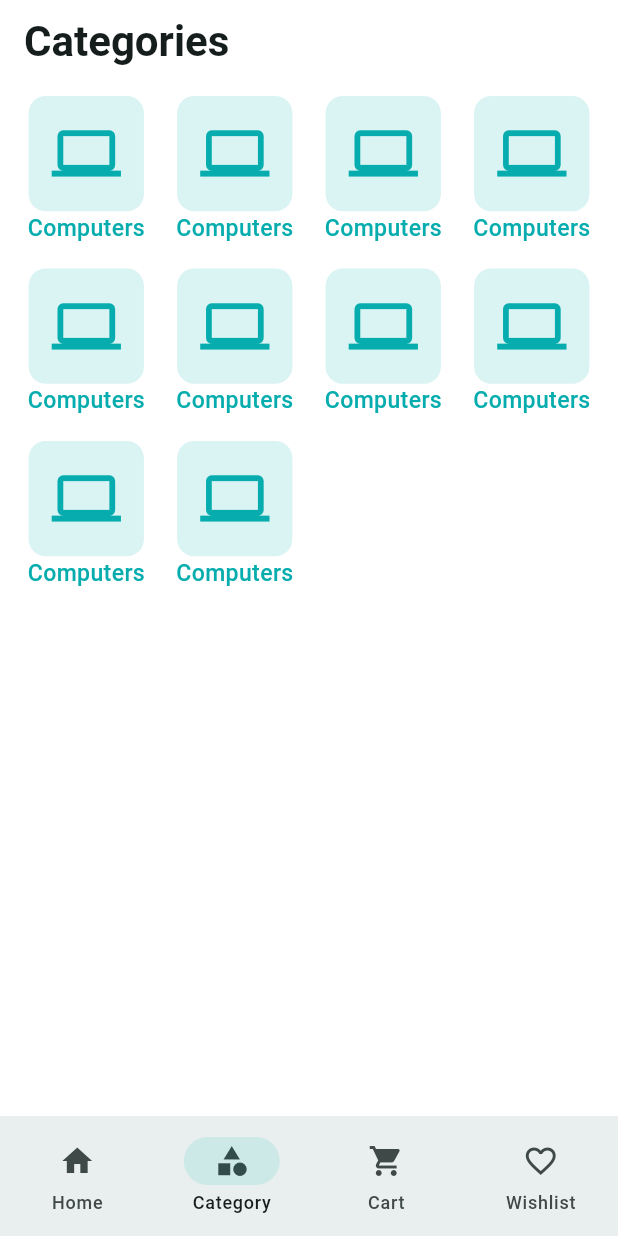
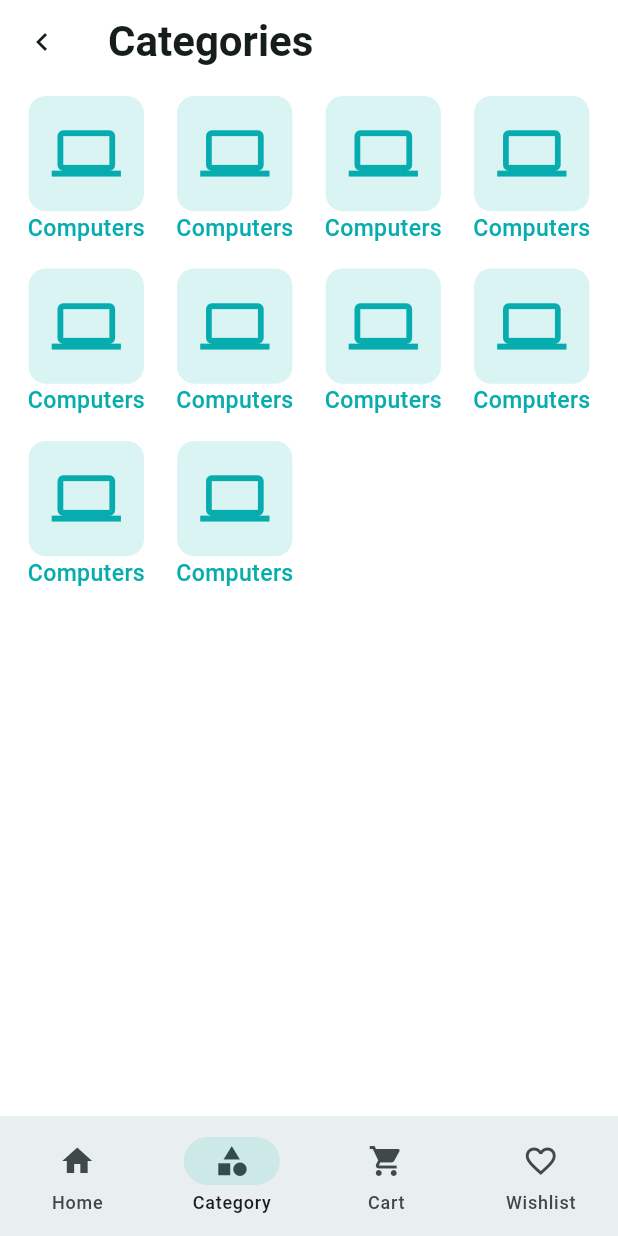
Before and after one commit to MuazRahman/ecommerce-app, a Flutter app: the screen it shows after launch, item 2 of the bottom bar chosen, on a phone screen of 412 x 824 dp. Run offline on Flutter 3.47's test engine with Material 3 defaults, Android fonts, the phone set to English and light mode, and no system bars; our stand-ins replace carousel_slider, firebase_core, firebase_crashlytics, flutter_svg, get, pin_code_fields; accounts and stored records are empty; generated files the repository leaves out were written again.

Commit message:
productList, productDetails, wishList added

```diff
--- a/lib/app/app.dart
+++ b/lib/app/app.dart
@@ -1,7 +1,9 @@
+import 'package:ecommerce_app/app/controller_binder.dart';
 import 'package:flutter_gen/gen_l10n/app_localizations.dart';
 import 'package:flutter_localizations/flutter_localizations.dart';
 import 'package:ecommerce_app/app/app_color.dart';
 import 'package:flutter/material.dart';
+import 'package:get/get.dart';
 import 'app_routes.dart';
 
 class CraftyBay extends StatefulWidget {
@@ -14,7 +16,7 @@ class CraftyBay extends StatefulWidget {
 class _CraftyBayState extends State<CraftyBay> {
   @override
   Widget build(BuildContext context) {
-    return MaterialApp(
+    return GetMaterialApp(
       debugShowCheckedModeBanner: false,
       initialRoute: '/',
       onGenerateRoute: AppRoutes.onGenerateRoute,
@@ -68,6 +70,7 @@ class _CraftyBayState extends State<CraftyBay> {
         Locale('en'),
         Locale('bn'),
       ],
+      initialBinding: ControllerBinder(),
     );
   }
 }
--- a/lib/app/app_routes.dart
+++ b/lib/app/app_routes.dart
@@ -3,12 +3,14 @@ import 'package:ecommerce_app/features/auth/ui/screens/sign_up_screen.dart';
 import 'package:ecommerce_app/features/auth/ui/screens/splash_screen.dart';
 import 'package:ecommerce_app/features/auth/ui/screens/verify_otp_screen.dart';
 import 'package:ecommerce_app/features/common/ui/screens/main_bottom_nav_bar_screen.dart';
+import 'package:ecommerce_app/features/products/ui/screens/product_details_screen.dart';
+import 'package:ecommerce_app/features/products/ui/screens/product_list_screen.dart';
 import 'package:flutter/material.dart';
 
 class AppRoutes {
   static Route<dynamic> onGenerateRoute(RouteSettings settings) {
     late Widget route;
-    if(settings.name == SplashScreen.name) {
+    if (settings.name == SplashScreen.name) {
       route = const SplashScreen();
     }
     else if (settings.name == SignInScreen.name) {
@@ -23,8 +25,17 @@ class AppRoutes {
     else if (settings.name == MainBottomNavBarScreen.name) {
       route = const MainBottomNavBarScreen();
     }
-    return MaterialPageRoute(builder: (context){
-      return route;
-    });
+    else if (settings.name == ProductListScreen.name) {
+      final String category = settings.arguments as String;
+      route = ProductListScreen(category: category);
+    }
+    else if (settings.name == ProductDetailsScreen.name) {
+      route = const ProductDetailsScreen();
+    }
+    return MaterialPageRoute(
+      builder: (context) {
+        return route;
+      },
+    );
   }
 }
--- /dev/null
+++ b/lib/app/controller_binder.dart
@@ -0,0 +1,9 @@
+import 'package:ecommerce_app/features/common/controller/main_bottom_nav_bar_controller.dart';
+import 'package:get/get.dart';
+
+class ControllerBinder extends Bindings {
+  @override
+  void dependencies() {
+    Get.put(MainBottomNavBarController());
+  }
+}
--- a/lib/features/catagories/ui/screens/category_list_screen.dart
+++ b/lib/features/catagories/ui/screens/category_list_screen.dart
@@ -1,5 +1,7 @@
+import 'package:ecommerce_app/features/common/controller/main_bottom_nav_bar_controller.dart';
 import 'package:ecommerce_app/features/common/ui/widgets/category_item.dart';
 import 'package:flutter/material.dart';
+import 'package:get/get.dart';
 
 class CategoryListScreen extends StatefulWidget {
   const CategoryListScreen({super.key});
@@ -13,8 +15,22 @@ class CategoryListScreen extends StatefulWidget {
 class _CategoryListScreenState extends State<CategoryListScreen> {
   @override
   Widget build(BuildContext context) {
-    return Scaffold(
-      appBar: AppBar(title: Text('Categories')),
+    return PopScope(
+      canPop: false,
+      onPopInvokedWithResult: (_, __) {
+        Get.find<MainBottomNavBarController>().backToHome();
+      },
+      child: Scaffold(
+        appBar: AppBar(
+          leading: IconButton(
+            onPressed: () {
+              Get.find<MainBottomNavBarController>().backToHome();
+            },
+            icon: Icon(Icons.keyboard_arrow_left),
+          ),
+
+          title: Text('Categories'),
+        ),
         body: Padding(
           padding: const EdgeInsets.all(8.0),
           child: GridView.builder(
@@ -24,8 +40,9 @@ class _CategoryListScreenState extends State<CategoryListScreen> {
               mainAxisSpacing: 16,
             ),
             itemBuilder: (context, index) {
-            return const FittedBox(child: CategoryItem(),);
+              return const FittedBox(child: CategoryItem());
             },
+          ),
         ),
       ),
     );
--- a/lib/features/common/controller/main_bottom_nav_bar_controller.dart
+++ b/lib/features/common/controller/main_bottom_nav_bar_controller.dart
@@ -0,0 +1,20 @@
+import 'package:get/get.dart';
+
+class MainBottomNavBarController extends GetxController {
+  int _selectedIndex = 0;
+
+  int get selectedIndex => _selectedIndex;
+
+  void changeIndex(int index) {
+    _selectedIndex = index;
+    update();
+  }
+
+  void moveToCategory() {
+    changeIndex(1);
+  }
+
+  void backToHome() {
+    changeIndex(0);
+  }
+}
--- a/lib/features/common/ui/screens/main_bottom_nav_bar_screen.dart
+++ b/lib/features/common/ui/screens/main_bottom_nav_bar_screen.dart
@@ -1,6 +1,9 @@
 import 'package:ecommerce_app/features/catagories/ui/screens/category_list_screen.dart';
+import 'package:ecommerce_app/features/common/controller/main_bottom_nav_bar_controller.dart';
 import 'package:ecommerce_app/features/home/ui/screens/home_screen.dart';
+import 'package:ecommerce_app/features/wishlist/ui/screens/wish_list_screen.dart';
 import 'package:flutter/material.dart';
+import 'package:get/get.dart';
 
 class MainBottomNavBarScreen extends StatefulWidget {
   const MainBottomNavBarScreen({super.key});
@@ -12,29 +15,43 @@ class MainBottomNavBarScreen extends StatefulWidget {
 }
 
 class _MainBottomNavBarScreenState extends State<MainBottomNavBarScreen> {
-  int _selectedIndex = 0;
   final List<Widget> _screens = [
     HomeScreen(),
     CategoryListScreen(),
     HomeScreen(),
-    HomeScreen(),
+    WishListScreen(),
   ];
+
   @override
   Widget build(BuildContext context) {
     return Scaffold(
-      body: _screens[_selectedIndex],
-      bottomNavigationBar: NavigationBar(
-        selectedIndex: _selectedIndex,
-        onDestinationSelected: (int index) {
-          _selectedIndex = index;
-          setState(() {});
+      body: GetBuilder<MainBottomNavBarController>(
+        builder: (controller) {
+          return _screens[controller.selectedIndex];
         },
-        destinations: [
-          NavigationDestination(icon: Icon(Icons.home), label: 'Home'),
-          NavigationDestination(icon: Icon(Icons.category), label: 'Category'),
-          NavigationDestination(icon: Icon(Icons.shopping_cart), label: 'Cart'),
-          NavigationDestination(icon: Icon(Icons.favorite_border), label: 'Wishlist'),
-        ],
+      ),
+      bottomNavigationBar: GetBuilder<MainBottomNavBarController>(
+        builder: (controller) {
+          return NavigationBar(
+            selectedIndex: controller.selectedIndex,
+            onDestinationSelected: controller.changeIndex,
+            destinations: [
+              NavigationDestination(icon: Icon(Icons.home), label: 'Home'),
+              NavigationDestination(
+                icon: Icon(Icons.category),
+                label: 'Category',
+              ),
+              NavigationDestination(
+                icon: Icon(Icons.shopping_cart),
+                label: 'Cart',
+              ),
+              NavigationDestination(
+                icon: Icon(Icons.favorite_border),
+                label: 'Wishlist',
+              ),
+            ],
+          );
+        },
       ),
     );
   }
--- a/lib/features/common/ui/widgets/category_item.dart
+++ b/lib/features/common/ui/widgets/category_item.dart
@@ -1,25 +1,45 @@
 import 'package:ecommerce_app/app/app_color.dart';
+import 'package:ecommerce_app/features/products/ui/screens/product_list_screen.dart';
 import 'package:flutter/material.dart';
 
 class CategoryItem extends StatelessWidget {
-  const CategoryItem({
-    super.key,
-  });
+  const CategoryItem({super.key});
 
   @override
   Widget build(BuildContext context) {
-    return Column(
+    return GestureDetector(
+      onTap: () {
+        Navigator.pushNamed(
+          context,
+          ProductListScreen.name,
+          arguments: 'Electronics',
+        );
+      },
+      child: Column(
         children: [
           Card(
             margin: EdgeInsets.symmetric(horizontal: 8),
             color: AppColors.themeColor.withOpacity(0.15),
             elevation: 0,
-          child: Padding(padding: EdgeInsets.all(16),
+            child: Padding(
+              padding: EdgeInsets.all(16),
               child: const Icon(
-              Icons.computer, size: 48, color: AppColors.themeColor,),),
+                Icons.computer,
+                size: 48,
+                color: AppColors.themeColor,
               ),
-        Text('Computers', style: TextStyle(color: AppColors.themeColor, fontWeight: FontWeight.w500, fontSize: 16,),),
+            ),
+          ),
+          Text(
+            'Computers',
+            style: TextStyle(
+              color: AppColors.themeColor,
+              fontWeight: FontWeight.w500,
+              fontSize: 16,
+            ),
+          ),
         ],
+      ),
     );
   }
 }
--- a/lib/l10n/app_bn.arb
+++ b/lib/l10n/app_bn.arb
@@ -19,5 +19,7 @@
   "seeAll" : "সবগুলো দেখুন",
   "popular" : "জনপ্রিয়",
   "sNew" : "নতুন",
-  "special" : "স্পেশাল"
+  "special" : "স্পেশাল",
+  "wishList" : "পছন্দের তালিকা",
+  "productDetails" : "পণ্যের বিবরণ"
 }
--- a/lib/l10n/app_en.arb
+++ b/lib/l10n/app_en.arb
@@ -19,5 +19,7 @@
   "seeAll" : "See All",
   "popular" : "Popular",
   "sNew" : "New",
-  "special" : "Special"
+  "special" : "Special",
+  "wishList" : "Wishlist",
+  "productDetails" : "Product Details"
 }
```
Also changed, not shown: lib/features/common/ui/widgets/product_card.dart (added, +77 -0 lines), lib/features/home/ui/screens/home_screen.dart (+6 -2 lines), lib/features/home/ui/widgets/product_card.dart (deleted, +0 -71 lines), lib/features/products/ui/screens/product_details_screen.dart (added, +28 -0 lines), lib/features/products/ui/screens/product_list_screen.dart (added, +33 -0 lines), lib/features/products/ui/widgets/product_image_carousel_slider.dart (added, +73 -0 lines), lib/features/wishlist/ui/screens/wish_list_screen.dart (added, +25 -0 lines). Lines whose indentation alone changed are shown as unchanged.
